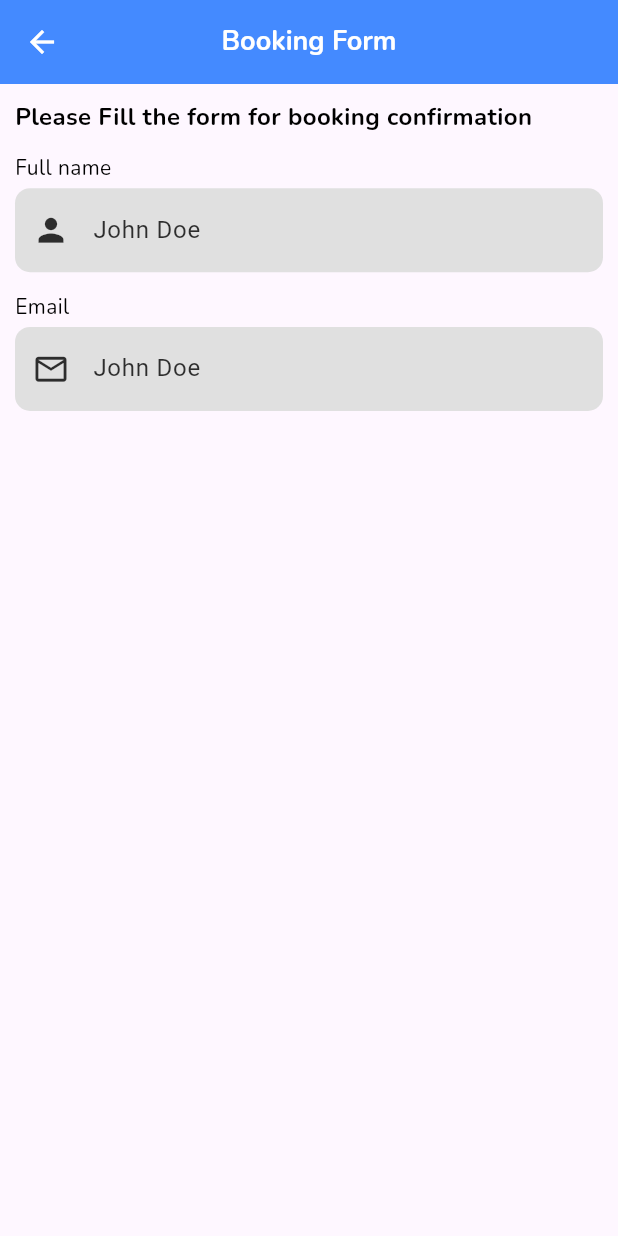
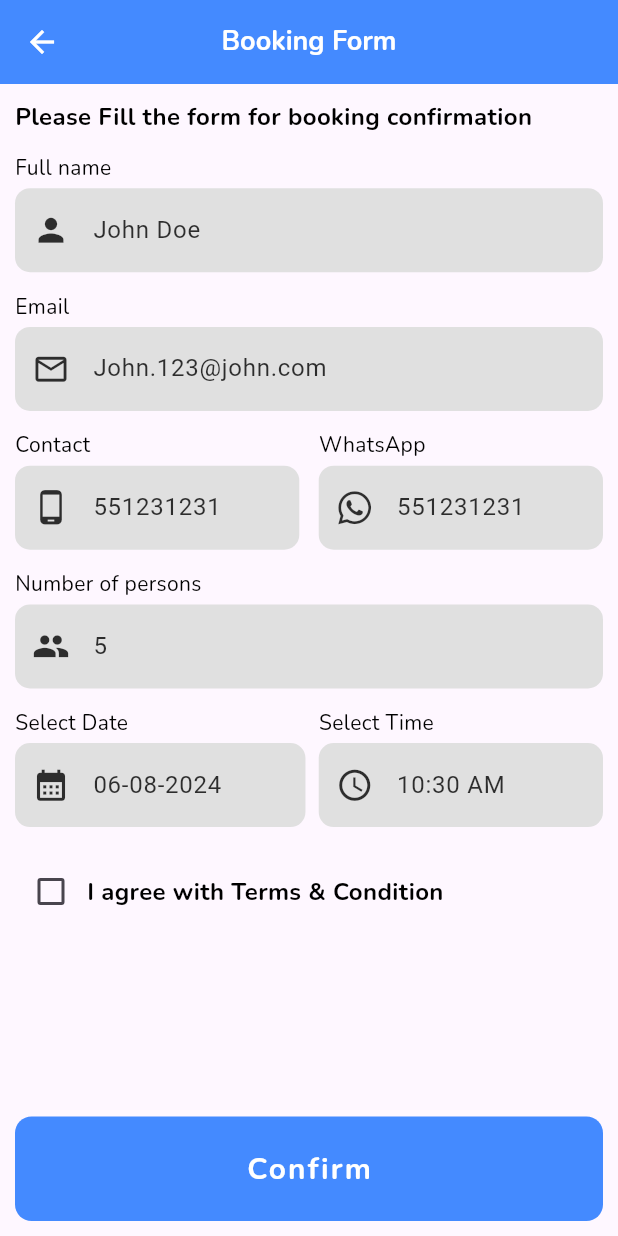
Before and after one commit to ihsankhan-752/Explore-Dubai, a Flutter app: the BookingFormScreen screen opened directly, on a phone screen of 412 x 824 dp. Run offline on Flutter 3.47's test engine with Material 3 defaults, Android fonts, the light colour scheme and no system bars; our stand-ins replace card_swiper, flutter_screenutil, font_awesome_flutter, get, google_fonts.

Commit message:
Booking Form Integrated

```diff
--- a/lib/screens/home/book_now/booking_form_screen.dart
+++ b/lib/screens/home/book_now/booking_form_screen.dart
@@ -1,7 +1,11 @@
 import 'package:explore_dubai/utils/text_styles.dart';
+import 'package:explore_dubai/widgets/buttons.dart';
 import 'package:explore_dubai/widgets/text_inputs.dart';
 import 'package:flutter/material.dart';
 import 'package:flutter_screenutil/flutter_screenutil.dart';
+import 'package:font_awesome_flutter/font_awesome_flutter.dart';
+import 'package:get/get.dart';
+import 'package:intl/intl.dart';
 
 class BookingFormScreen extends StatelessWidget {
   const BookingFormScreen({super.key});
@@ -14,6 +18,7 @@ class BookingFormScreen extends StatelessWidget {
       ),
       body: Padding(
         padding: const EdgeInsets.symmetric(horizontal: 10),
+        child: SingleChildScrollView(
           child: Column(
             crossAxisAlignment: CrossAxisAlignment.start,
             children: [
@@ -25,12 +30,87 @@ class BookingFormScreen extends StatelessWidget {
               SizedBox(height: 10.h),
               Text("Full name", style: AppTextStyle.primaryMedium),
               SizedBox(height: 3.h),
-            CustomTextInput(hintText: 'John Doe', icon: Icons.person),
+              const CustomTextInput(hintText: 'John Doe', icon: Icons.person),
               SizedBox(height: 10.h),
               Text("Email", style: AppTextStyle.primaryMedium),
               SizedBox(height: 3.h),
-            CustomTextInput(hintText: 'John Doe', icon: Icons.email_outlined),
+              const CustomTextInput(hintText: 'John.123@john.com', icon: Icons.email_outlined),
+              SizedBox(height: 10.h),
+              Row(
+                mainAxisAlignment: MainAxisAlignment.spaceBetween,
+                children: [
+                  Column(
+                    crossAxisAlignment: CrossAxisAlignment.start,
+                    children: [
+                      Text("Contact", style: AppTextStyle.primaryMedium),
+                      SizedBox(height: 3.h),
+                      SizedBox(
+                        width: Get.width * 0.46,
+                        child: const CustomTextInput(hintText: '551231231', icon: Icons.phone_android),
+                      ),
                     ],
+                  ),
+                  Column(
+                    crossAxisAlignment: CrossAxisAlignment.start,
+                    children: [
+                      Text("WhatsApp", style: AppTextStyle.primaryMedium),
+                      SizedBox(height: 3.h),
+                      SizedBox(
+                        width: Get.width * 0.46,
+                        child: const CustomTextInput(hintText: '551231231', icon: FontAwesomeIcons.whatsapp),
+                      ),
+                    ],
+                  )
+                ],
+              ),
+              SizedBox(height: 10.h),
+              Text("Number of persons", style: AppTextStyle.primaryMedium),
+              SizedBox(height: 3.h),
+              const CustomTextInput(hintText: '5', icon: Icons.group),
+              SizedBox(height: 10.h),
+              Row(
+                mainAxisAlignment: MainAxisAlignment.spaceBetween,
+                children: [
+                  Column(
+                    crossAxisAlignment: CrossAxisAlignment.start,
+                    children: [
+                      Text("Select Date", style: AppTextStyle.primaryMedium),
+                      SizedBox(height: 3.h),
+                      SizedBox(
+                        width: Get.width * 0.47,
+                        child:
+                            CustomTextInput(hintText: DateFormat('dd-MM-y').format(DateTime.now()), icon: Icons.calendar_month),
+                      ),
+                    ],
+                  ),
+                  Column(
+                    crossAxisAlignment: CrossAxisAlignment.start,
+                    children: [
+                      Text("Select Time", style: AppTextStyle.primaryMedium),
+                      SizedBox(height: 3.h),
+                      SizedBox(
+                        width: Get.width * 0.46,
+                        child: CustomTextInput(hintText: TimeOfDay.now().format(context), icon: Icons.schedule),
+                      ),
+                    ],
+                  ),
+                ],
+              ),
+              SizedBox(height: 15.h),
+              Row(
+                children: [
+                  Checkbox(value: false, onChanged: (v) {}),
+                  Text("I agree with Terms & Condition", style: AppTextStyle.primaryBold),
+                ],
+              )
+            ],
+          ),
+        ),
+      ),
+      bottomNavigationBar: const Padding(
+        padding: EdgeInsets.all(10),
+        child: PrimaryButton(
+          title: "Confirm",
         ),
       ),
     );
--- a/pubspec.yaml
+++ b/pubspec.yaml
@@ -40,6 +40,8 @@ dependencies:
   card_swiper: ^3.0.1
   provider: ^6.1.2
   flutter_screenutil: ^5.9.3
+  font_awesome_flutter: ^10.7.0
+  intl: ^0.19.0
 
 dev_dependencies:
   flutter_test:
```
Also changed, not shown: pubspec.lock. Lines whose indentation alone changed are shown as unchanged.
